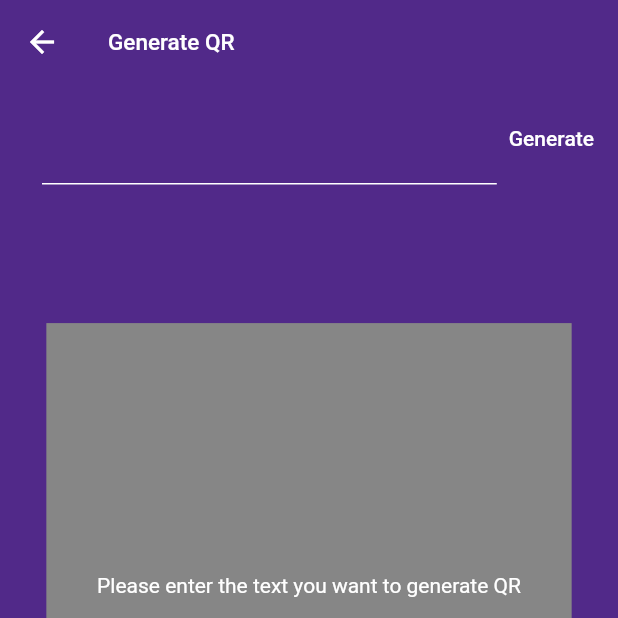
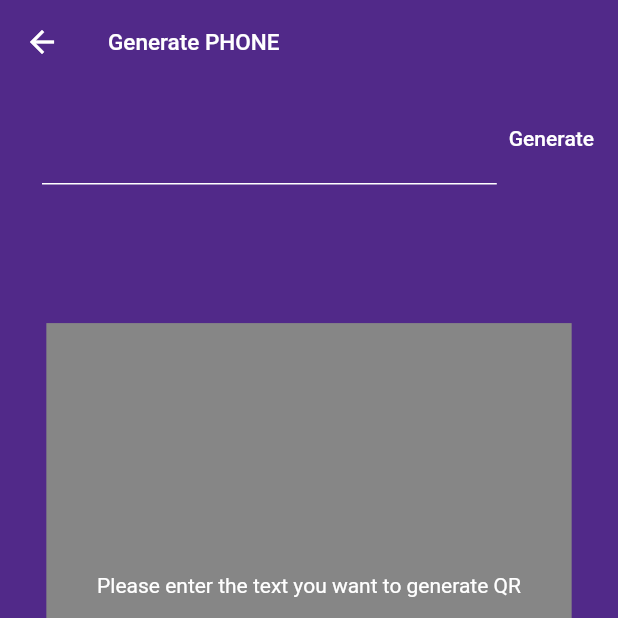
Before and after one commit to kedrakk/qrscannerapp, a Flutter app: the GenerateQRSelectPage screen opened directly, after a tap on "PHONE", on a phone screen of 412 x 824 dp, the top half of it. Run offline on Flutter 3.47's test engine with Material 2 defaults, Android fonts, the light colour scheme and no system bars; our stand-ins replace flutter_svg, get, get_storage, google_mobile_ads, hive, hive_flutter and 5 more; missing offline and left inert: mobile_scanner, scan; accounts and stored records are empty; network calls fail.

Commit message:
generate types

```diff
--- a/lib/screen/qr_pages/generate_qr.dart
+++ b/lib/screen/qr_pages/generate_qr.dart
@@ -3,21 +3,28 @@ import 'package:get/get.dart';
 import 'package:qr_flutter/qr_flutter.dart';
 import 'package:qr_scanner_app/generated/locales.g.dart';
 import 'package:qr_scanner_app/service/controllers/qrcontrollers/qr_generate_controller.dart';
-import 'package:qr_scanner_app/widgets/dialogs.dart';
+import 'package:qr_scanner_app/widgets/generate_widgets/card_field.dart';
+import 'package:qr_scanner_app/widgets/generate_widgets/contact_field.dart';
+import 'package:qr_scanner_app/widgets/generate_widgets/single_field_widget.dart';
+import 'package:qr_scanner_app/widgets/generate_widgets/smsfield.dart';
 import 'package:screenshot/screenshot.dart';
 
 import '../../utils/colors.dart';
 
 class GenerateQRPage extends StatelessWidget {
-  const GenerateQRPage({Key? key}) : super(key: key);
+  const GenerateQRPage({
+    Key? key,
+    required this.generateType,
+  }) : super(key: key);
+  final String generateType;
 
   @override
   Widget build(BuildContext context) {
     return Scaffold(
       appBar: AppBar(
-        title: const Text(
-          "Generate QR",
-          style: TextStyle(
+        title: Text(
+          "Generate $generateType",
+          style: const TextStyle(
             fontSize: 15,
           ),
         ),
@@ -29,61 +36,20 @@ class GenerateQRPage extends StatelessWidget {
             child: Column(
               mainAxisAlignment: MainAxisAlignment.spaceEvenly,
               children: [
-                Container(
-                  margin: const EdgeInsets.only(left: 20, top: 5),
-                  padding: const EdgeInsets.symmetric(horizontal: 8.0),
-                  child: Row(
-                    children: [
-                      Expanded(
-                        flex: 3,
-                        child: TextFormField(
-                          controller: controller.qrTextController,
-                          showCursor: true,
-                          cursorColor: MyColor.white,
-                          style: const TextStyle(color: MyColor.white),
-                          decoration: InputDecoration(
-                            enabledBorder: const UnderlineInputBorder(
-                              borderSide: BorderSide(
-                                color: MyColor.white,
-                              ),
-                            ),
-                            focusedBorder: const UnderlineInputBorder(
-                              borderSide: BorderSide(
-                                color: MyColor.white,
-                              ),
-                            ),
-                            suffixIcon: IconButton(
-                              onPressed: () => controller.clearKeywords(),
-                              icon: Icon(
-                                Icons.close,
-                                color: controller.suffixIconColor,
-                              ),
-                            ),
-                            suffixIconColor: controller.suffixIconColor,
-                          ),
-                          maxLines: 4,
-                          minLines: 2,
-                          onChanged: (txt) => controller.textOnchange(txt),
-                        ),
-                      ),
-                      TextButton(
-                        onPressed: () =>
-                            controller.qrTextController.text.isEmpty
-                                ? showEmptyTextDialog()
-                                : controller.generateQR(),
-                        child: const Text(
-                          "Generate",
-                          style: TextStyle(color: MyColor.white),
-                        ),
-                      ),
-                    ],
-                  ),
-                ),
+                generateType.toLowerCase() == "contact"
+                    ? const ContactFieldPage()
+                    : (generateType.toLowerCase() == "card"
+                        ? const CardFieldPage()
+                        : (generateType.toLowerCase() == "sms"
+                            ? const SMSFieldPage()
+                            : SingleFieldPage(
+                                controller: controller,
+                                type: generateType,
+                              ))),
                 SizedBox(
                   height: MediaQuery.of(context).size.height * 1 / 10,
                 ),
-                controller.qrTextController.text.isNotEmpty &&
-                        controller.qrResult.isNotEmpty
+                controller.qrResult.isNotEmpty
                     ? Container(
                         margin: const EdgeInsets.symmetric(
                           vertical: 10,
@@ -131,8 +97,7 @@ class GenerateQRPage extends StatelessWidget {
                 SizedBox(
                   height: MediaQuery.of(context).size.height * 1 / 10,
                 ),
-                controller.qrTextController.text.isNotEmpty &&
-                        controller.qrResult.isNotEmpty
+                controller.qrResult.isNotEmpty
                     ? Padding(
                         padding: const EdgeInsets.symmetric(
                             horizontal: 10, vertical: 15),
--- a/lib/screen/qr_pages/generate_qr_select.dart
+++ b/lib/screen/qr_pages/generate_qr_select.dart
@@ -38,11 +38,6 @@ class GenerateQRSelectPage extends StatelessWidget {
       title: "EMAIL",
       subtitle: "Email Address Information",
     ),
-    GenerateType(
-      leadingIcon: const Icon(Icons.credit_card),
-      title: "CARD",
-      subtitle: "Payment Card Information",
-    ),
   ];
 
   @override
@@ -72,7 +67,9 @@ class GenerateQRSelectPage extends StatelessWidget {
                   .map(
                     (e) => ListTile(
                       onTap: () => Get.to(
-                        () => const GenerateQRPage(),
+                        () => GenerateQRPage(
+                          generateType: e.title,
+                        ),
                       ),
                       isThreeLine: true,
                       shape: const RoundedRectangleBorder(
--- a/lib/screen/qr_pages/history_generate_result.dart
+++ b/lib/screen/qr_pages/history_generate_result.dart
@@ -41,7 +41,9 @@ class QRGenerateResultPage extends StatelessWidget {
                       );
                     },
                     textColor: MyColor.white,
-                    leading: const GenerateResultIcon(),
+                    leading: GenerateResultIcon(
+                      leadingIcon: generateResultList[index].leadingIcon,
+                    ),
                     title: Text(
                       generateResultList[index].resultName,
                       maxLines: 2,
--- a/lib/widgets/bottomsheets.dart
+++ b/lib/widgets/bottomsheets.dart
@@ -176,7 +176,9 @@ void showResultDetailBottomSheet(BuildContext context, String type,
                     ? ScanResultIcon(
                         leadingIcon: leadingIcon,
                       )
-                    : const GenerateResultIcon(),
+                    : GenerateResultIcon(
+                        leadingIcon: leadingIcon,
+                      ),
                 title: Text(title),
                 subtitle: Text(
                   DateFormat('EEEE, MMMM 21, y hh:mm a').format(
--- /dev/null
+++ b/lib/widgets/generate_widgets/single_field_widget.dart
@@ -0,0 +1,69 @@
+import 'package:flutter/material.dart';
+
+import '../../service/controllers/qrcontrollers/qr_generate_controller.dart';
+import '../../utils/colors.dart';
+import '../dialogs.dart';
+
+class SingleFieldPage extends StatelessWidget {
+  const SingleFieldPage({
+    Key? key,
+    required this.controller,
+    required this.type,
+  }) : super(key: key);
+  final QRGenerator controller;
+  final String type;
+
+  @override
+  Widget build(BuildContext context) {
+    return Container(
+      margin: const EdgeInsets.only(left: 20, top: 5),
+      padding: const EdgeInsets.symmetric(horizontal: 8.0),
+      child: Row(
+        children: [
+          Expanded(
+            flex: 3,
+            child: TextFormField(
+              controller: controller.singleFieldController,
+              showCursor: true,
+              cursorColor: MyColor.white,
+              style: const TextStyle(color: MyColor.white),
+              decoration: InputDecoration(
+                enabledBorder: const UnderlineInputBorder(
+                  borderSide: BorderSide(
+                    color: MyColor.white,
+                  ),
+                ),
+                focusedBorder: const UnderlineInputBorder(
+                  borderSide: BorderSide(
+                    color: MyColor.white,
+                  ),
+                ),
+                suffixIcon: IconButton(
+                  onPressed: () => controller.clearKeywords(),
+                  icon: Icon(
+                    Icons.close,
+                    color: controller.suffixIconColor,
+                  ),
+                ),
+                suffixIconColor: controller.suffixIconColor,
+              ),
+              maxLines: 4,
+              minLines: 2,
+              onChanged: (txt) => controller.textOnchange(txt),
+            ),
+          ),
+          TextButton(
+            onPressed: () => controller.singleFieldController.text.isEmpty &&
+                    controller.qrResult.isEmpty
+                ? showEmptyTextDialog()
+                : controller.generateQRSingle(type),
+            child: const Text(
+              "Generate",
+              style: TextStyle(color: MyColor.white),
+            ),
+          ),
+        ],
+      ),
+    );
+  }
+}
```
Also changed, not shown: lib/service/controllers/qrcontrollers/qr_generate_controller.dart (+14 -12 lines), lib/utils/extensions.dart (+17 -0 lines), lib/widgets/generate_widgets/card_field.dart (added, +12 -0 lines), lib/widgets/generate_widgets/contact_field.dart (added, +12 -0 lines), lib/widgets/generate_widgets/smsfield.dart (added, +12 -0 lines), lib/widgets/history_leading_icons.dart (+7 -5 lines).
